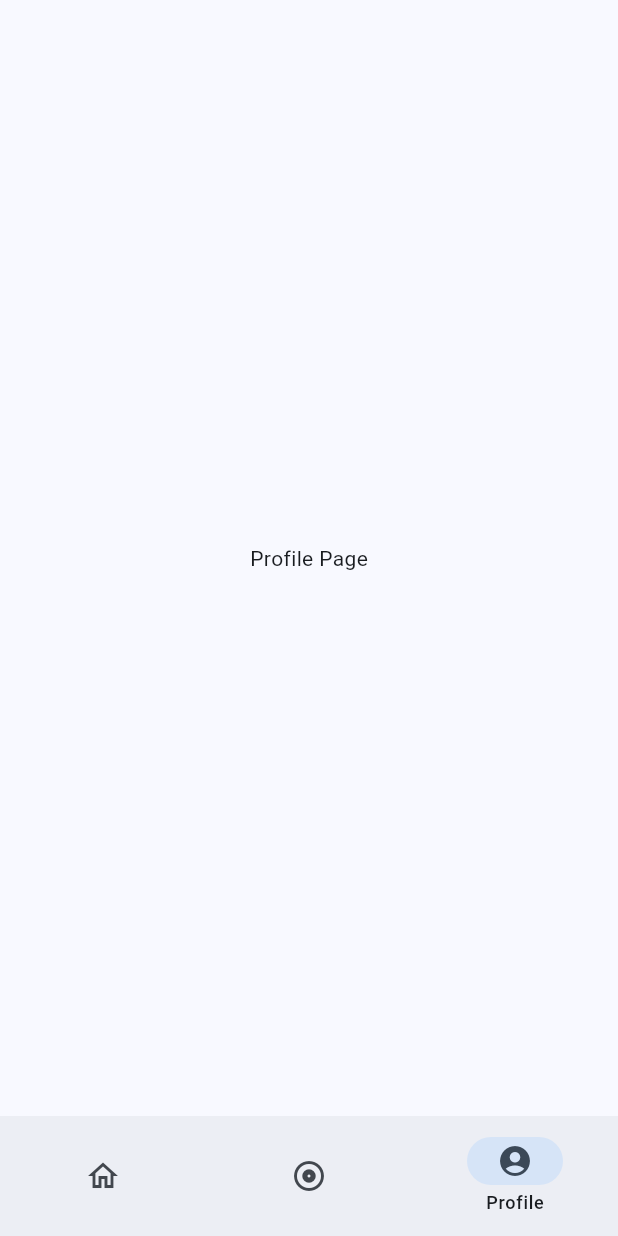
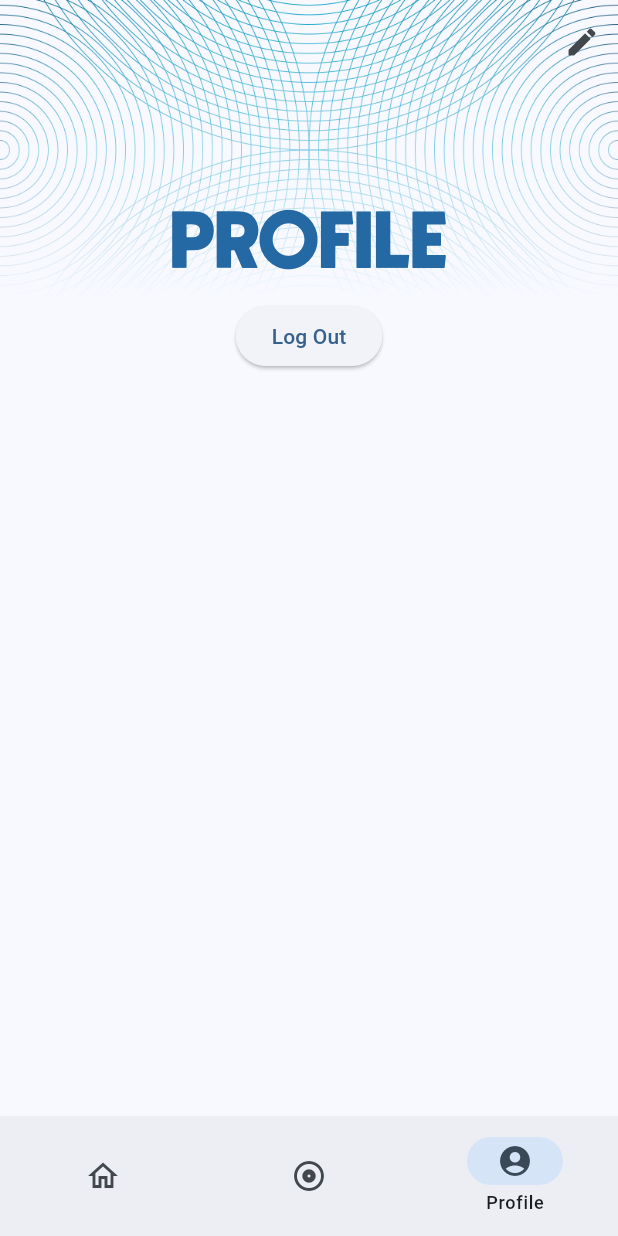
Before and after one commit to and-rose/audinote-mobile, a Flutter app: the screen it shows after launch, item 3 of the bottom bar chosen, on a phone screen of 412 x 824 dp. Run offline on Flutter 3.47's test engine with Material 2 defaults, Android fonts, the phone set to English and light mode, and no system bars; our stand-ins replace percent_indicator.

Commit message:
Added Log In and Log out page

```diff
--- a/lib/screens/home.dart
+++ b/lib/screens/home.dart
@@ -34,7 +34,7 @@ class HomeScreen extends StatelessWidget {
             ),
             titlePadding: const EdgeInsetsDirectional.only(
               start: 0.0,
-              bottom: 10.0,
+              bottom: 20.0,
             ),
           ),
           actions: <Widget>[
--- a/lib/screens/profile.dart
+++ b/lib/screens/profile.dart
@@ -1,10 +1,80 @@
 import 'package:flutter/material.dart';
 
-class ProfileScreen extends StatelessWidget {
+class ProfileScreen extends StatefulWidget {
   const ProfileScreen({super.key});
 
   @override
+  State<ProfileScreen> createState() => _ProfileScreenState();
+}
+
+class _ProfileScreenState extends State<ProfileScreen> {
+  bool loggedIn = false;
+
+  @override
   Widget build(BuildContext context) {
-    return const Center(child: Text("Profile Page"));
+    return CustomScrollView(
+      slivers: [
+        SliverAppBar(
+          surfaceTintColor: Theme.of(context).colorScheme.background,
+          flexibleSpace: FlexibleSpaceBar(
+            background: ShaderMask(
+              shaderCallback: (rect) {
+                return const LinearGradient(
+                  begin: Alignment.topCenter,
+                  end: Alignment.bottomCenter,
+                  colors: [Colors.black, Colors.transparent],
+                ).createShader(Rect.fromLTRB(0, 0, rect.width, rect.height));
+              },
+              blendMode: BlendMode.dstIn,
+              child: Image.asset(
+                "assets/rrreflection.png",
+                fit: BoxFit.cover,
+              ),
+            ),
+            centerTitle: true,
+            title: Text("Profile".toUpperCase(),
+                style: Theme.of(context).textTheme.headline6),
+            titlePadding: const EdgeInsetsDirectional.only(
+              bottom: 2.0,
+            ),
+          ),
+          actions: <Widget>[
+            IconButton(
+              icon: const Icon(Icons.edit),
+              onPressed: () {},
+            ),
+          ],
+          pinned: true,
+          expandedHeight: 200.0,
+        ),
+        SliverList(
+          delegate: SliverChildListDelegate([
+            Center(
+              child: Column(
+                children: [
+                  loggedIn
+                      ? (ElevatedButton(
+                          onPressed: () {
+                            debugPrint(loggedIn.toString());
+                            setState(() {
+                              loggedIn = false;
+                            });
+                          },
+                          child: const Text("Log In")))
+                      : (ElevatedButton(
+                          onPressed: () {
+                            debugPrint(loggedIn.toString());
+                            setState(() {
+                              loggedIn = true;
+                            });
+                          },
+                          child: const Text("Log Out")))
+                ],
+              ),
+            ),
+          ]),
+        ),
+      ],
+    );
   }
 }
--- a/lib/widgets/RecentTrackCard.dart
+++ b/lib/widgets/RecentTrackCard.dart
@@ -15,7 +15,7 @@ class RecentTrackCard extends StatelessWidget {
             customBorder: RoundedRectangleBorder(
               borderRadius: BorderRadius.circular(10.0),
             ),
-            child: Center(child: Text('Recent Track'))),
+            child: const Center(child: Text('Recent Track'))),
       ),
     );
   }
```
